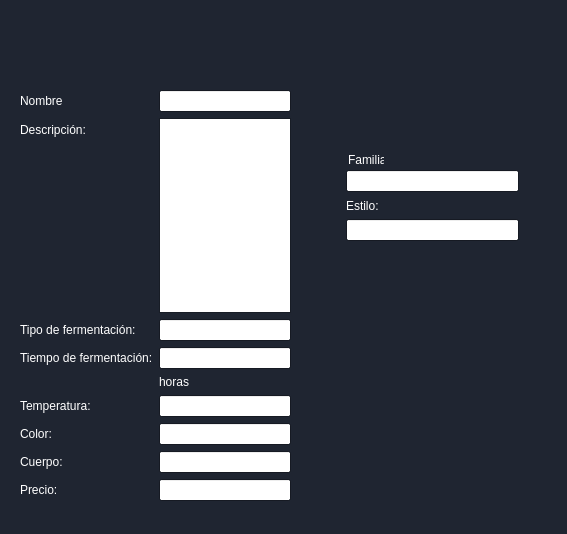
The window that mostrarcerveza.ui (pacheevb/ED_Proyecto2) describes before a commit, drawn with Qt 5.
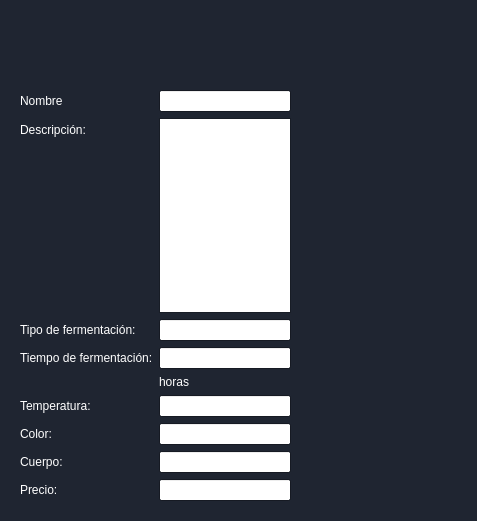
The same window after the commit. Icons and pictures are not drawn.

Commit message: Agregado:  - Mostrar cerveza funcional  - Buscar cerveza funcional  - Arreglo de combobox

The edit to the form file:
```diff
--- a/mostrarcerveza.ui
+++ b/mostrarcerveza.ui
@@ -6,8 +6,8 @@
    <rect>
     <x>0</x>
     <y>0</y>
-    <width>567</width>
-    <height>534</height>
+    <width>477</width>
+    <height>521</height>
    </rect>
   </property>
   <property name="palette">
@@ -80,7 +80,7 @@
   <widget class="QLabel" name="label">
    <property name="geometry">
     <rect>
-     <x>80</x>
+     <x>40</x>
      <y>10</y>
      <width>411</width>
      <height>61</height>
@@ -96,8 +96,8 @@
   <widget class="QLabel" name="label_2">
    <property name="geometry">
     <rect>
-     <x>410</x>
-     <y>470</y>
+     <x>340</x>
+     <y>460</y>
      <width>131</width>
      <height>51</height>
     </rect>
@@ -112,8 +112,8 @@
   <widget class="QPushButton" name="btn_borrar">
    <property name="geometry">
     <rect>
-     <x>430</x>
-     <y>470</y>
+     <x>360</x>
+     <y>460</y>
      <width>101</width>
      <height>41</height>
     </rect>
@@ -557,126 +557,6 @@
     </item>
    </layout>
   </widget>
-  <widget class="QLabel" name="label_10">
-   <property name="geometry">
-    <rect>
-     <x>348</x>
-     <y>150</y>
-     <width>36</width>
-     <height>20</height>
-    </rect>
-   </property>
-   <property name="palette">
-    <palette>
-     <active>
-      <colorrole role="WindowText">
-       <brush brushstyle="SolidPattern">
-        <color alpha="255">
-         <red>255</red>
-         <green>255</green>
-         <blue>255</blue>
-        </color>
-       </brush>
-      </colorrole>
-     </active>
-     <inactive>
-      <colorrole role="WindowText">
-       <brush brushstyle="SolidPattern">
-        <color alpha="255">
-         <red>255</red>
-         <green>255</green>
-         <blue>255</blue>
-        </color>
-       </brush>
-      </colorrole>
-     </inactive>
-     <disabled>
-      <colorrole role="WindowText">
-       <brush brushstyle="SolidPattern">
-        <color alpha="255">
-         <red>120</red>
-         <green>120</green>
-         <blue>120</blue>
-        </color>
-       </brush>
-      </colorrole>
-     </disabled>
-    </palette>
-   </property>
-   <property name="text">
-    <string>Familia:</string>
-   </property>
-  </widget>
-  <widget class="QWidget" name="">
-   <property name="geometry">
-    <rect>
-     <x>340</x>
-     <y>170</y>
-     <width>179</width>
-     <height>71</height>
-    </rect>
-   </property>
-   <layout class="QGridLayout" name="gridLayout">
-    <item row="1" column="0">
-     <layout class="QFormLayout" name="formLayout_3">
-      <item row="1" column="1">
-       <widget class="QLineEdit" name="mostrarEstilo"/>
-      </item>
-      <item row="0" column="1">
-       <widget class="QLabel" name="label_11">
-        <property name="palette">
-         <palette>
-          <active>
-           <colorrole role="WindowText">
-            <brush brushstyle="SolidPattern">
-             <color alpha="255">
-              <red>255</red>
-              <green>255</green>
-              <blue>255</blue>
-             </color>
-            </brush>
-           </colorrole>
-          </active>
-          <inactive>
-           <colorrole role="WindowText">
-            <brush brushstyle="SolidPattern">
-             <color alpha="255">
-              <red>255</red>
-              <green>255</green>
-              <blue>255</blue>
-             </color>
-            </brush>
-           </colorrole>
-          </inactive>
-          <disabled>
-           <colorrole role="WindowText">
-            <brush brushstyle="SolidPattern">
-             <color alpha="255">
-              <red>120</red>
-              <green>120</green>
-              <blue>120</blue>
-             </color>
-            </brush>
-           </colorrole>
-          </disabled>
-         </palette>
-        </property>
-        <property name="text">
-         <string>Estilo:</string>
-        </property>
-       </widget>
-      </item>
-     </layout>
-    </item>
-    <item row="0" column="0">
-     <layout class="QFormLayout" name="formLayout_2">
-      <item row="0" column="1">
-       <widget class="QLineEdit" name="mostrarFam"/>
-      </item>
-     </layout>
-    </item>
-   </layout>
-  </widget>
  </widget>
  <resources>
   <include location="recursos.qrc"/>
```
The commit also changes 7 other files.
